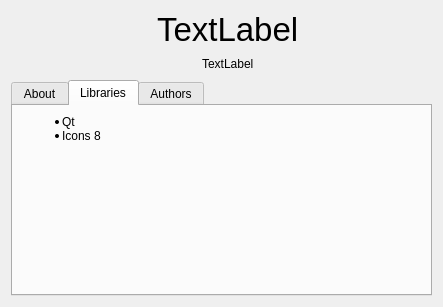
Before: the Qt Designer form src/aboutdialog.ui in alexcrack/qetchosts, drawn with Qt 5.
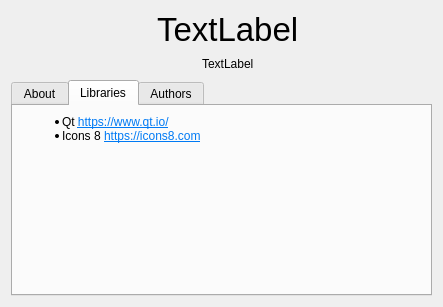
After: the same form once the commit is applied. The open tabs and pages were chosen to show the change. Icons and pictures are not drawn.

Commit message: feat(about): add several links, implement links interaction

What changed in the file:
```diff
--- a/src/aboutdialog.ui
+++ b/src/aboutdialog.ui
@@ -182,15 +182,7 @@
        <item>
         <widget class="QLabel" name="label_3">
          <property name="text">
-          <string>&lt;html&gt;
-&lt;head/&gt;
-&lt;body&gt;
-&lt;ul&gt;
-&lt;li&gt;Qt&lt;/li&gt;
-&lt;li&gt;Icons 8&lt;/li&gt;
-&lt;/ul&gt;
-&lt;/body&gt;
-&lt;/html&gt;</string>
+          <string>&lt;html&gt;&lt;head/&gt;&lt;body&gt;&lt;ul style=&quot;margin-top: 0px; margin-bottom: 0px; margin-left: 0px; margin-right: 0px; -qt-list-indent: 1;&quot;&gt;&lt;li style=&quot; margin-top:12px; margin-bottom:0px; margin-left:0px; margin-right:0px; -qt-block-indent:0; text-indent:0px;&quot;&gt;Qt &lt;a href=&quot;https://www.qt.io/&quot;&gt;&lt;span style=&quot; text-decoration: underline; color:#007af4;&quot;&gt;https://www.qt.io/&lt;/span&gt;&lt;/a&gt;&lt;/li&gt;&lt;li style=&quot; margin-top:0px; margin-bottom:12px; margin-left:0px; margin-right:0px; -qt-block-indent:0; text-indent:0px;&quot;&gt;Icons 8 &lt;a href=&quot;https://icons8.com/icons&quot;&gt;&lt;span style=&quot; text-decoration: underline; color:#007af4;&quot;&gt;https://icons8.com&lt;/span&gt;&lt;/a&gt;&lt;/li&gt;&lt;/ul&gt;&lt;/body&gt;&lt;/html&gt;</string>
          </property>
          <property name="textFormat">
           <enum>Qt::RichText</enum>
```
Left out of the diff: 8 changed lines with no effect on the pictures. The commit also changes 2 other files.
